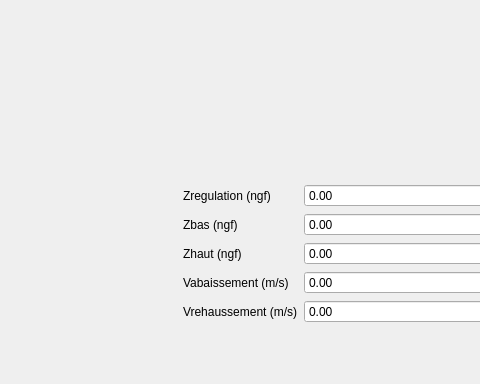
Before: the Qt Designer form ui/structures/ui_mobil_sing.ui in Artelia/Mascaret, drawn with Qt 5; both pictures show x 91 to 571 and y 0 to 384 of the 930 by 535 pixel window.
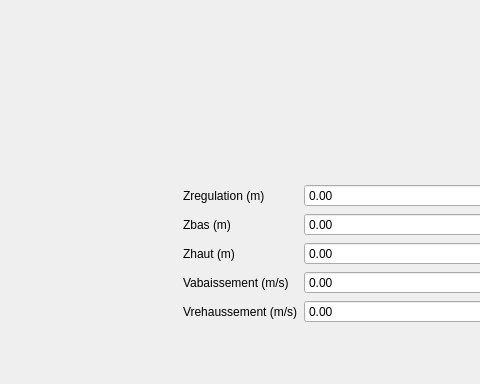
After: the same form once the commit is applied.

Patch:
```diff
--- a/ui/structures/ui_mobil_sing.ui
+++ b/ui/structures/ui_mobil_sing.ui
@@ -295,7 +295,7 @@
          <item row="1" column="1">
           <widget class="QLabel" name="label_4">
            <property name="text">
-            <string>Zregulation (ngf)</string>
+            <string>Zregulation (m)</string>
            </property>
           </widget>
          </item>
@@ -308,7 +308,7 @@
          <item row="2" column="1">
           <widget class="QLabel" name="label_5">
            <property name="text">
-            <string>Zbas (ngf)</string>
+            <string>Zbas (m)</string>
            </property>
           </widget>
          </item>
@@ -337,7 +337,7 @@
          <item row="3" column="1">
           <widget class="QLabel" name="label_6">
            <property name="text">
-            <string>Zhaut (ngf)</string>
+            <string>Zhaut (m)</string>
            </property>
           </widget>
          </item>
```
Left out of the diff: 16 changed lines with no effect on the pictures.
